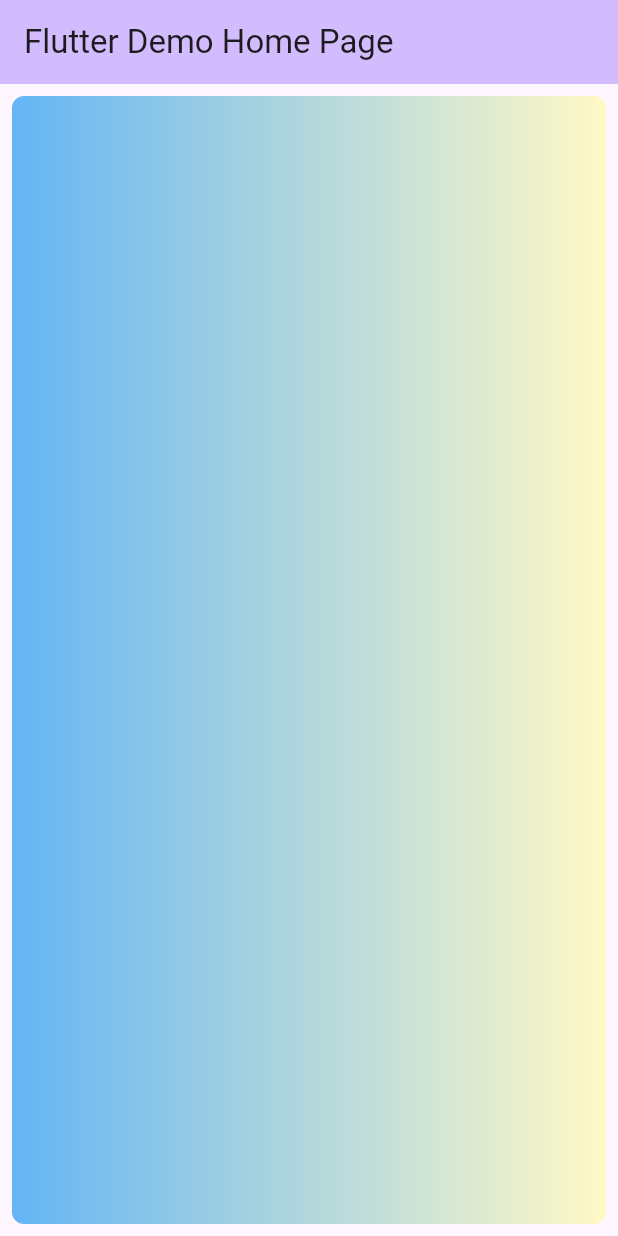
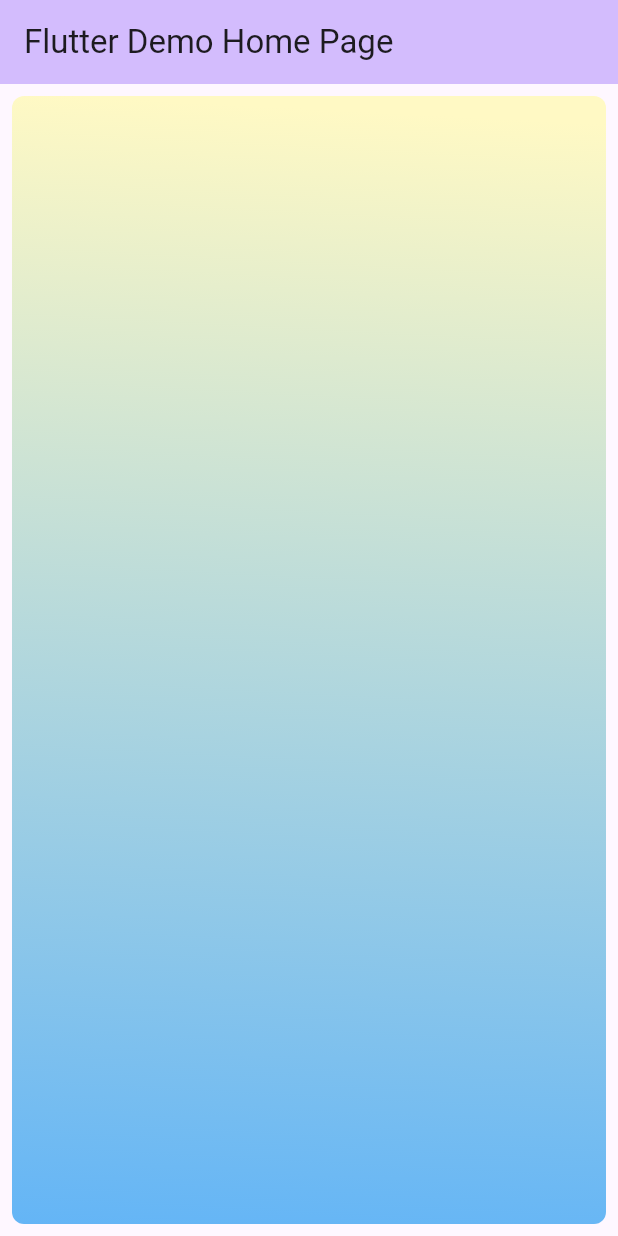
Before and after one commit to Foysalrabby/Flutterpartice70, a Flutter app: the screen it shows after launch, on a phone screen of 412 x 824 dp. Run offline on Flutter 3.47's test engine with Material 3 defaults, Android fonts, the phone set to English and light mode, and no system bars.

Commit message:
START BIGIN STOP lineargradient

```diff
--- a/flutterapp/lib/main.dart
+++ b/flutterapp/lib/main.dart
@@ -49,7 +49,10 @@ class _MyHomePageState extends State<MyHomePage> {
                 gradient: LinearGradient(
                   colors:[
                    Colors.blue.shade300,Colors.yellow.shade100
-                  ] ),
+                  ] ,
+                  begin: FractionalOffset(0.0,1.0),
+                  end: FractionalOffset(0.1,0.0)
+                  ),
 
                 ),
 
```
